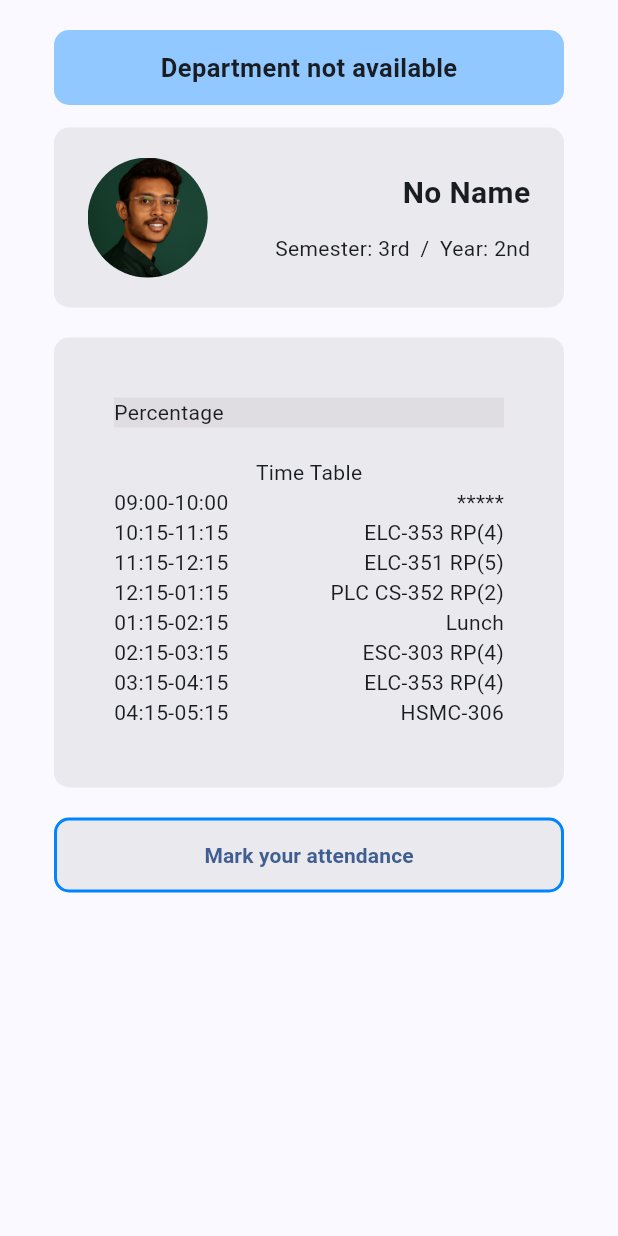
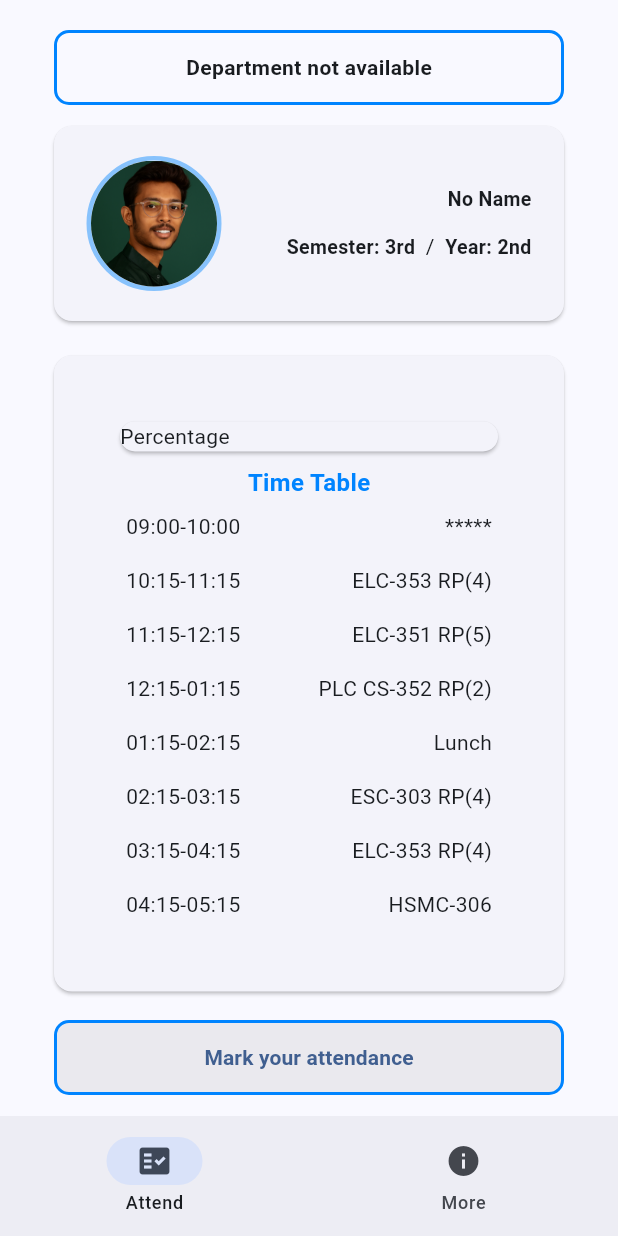
Before and after one commit to deev-narayan/Attendo_BBAU, a Flutter app: the Profile screen opened directly, on a phone screen of 412 x 824 dp. Run offline on Flutter 3.47's test engine with Material 3 defaults, Android fonts, the phone set to English and light mode, and no system bars; our stand-ins replace webview_flutter.

Commit message:
bottom navigation bar added

```diff
--- a/lib/data/notifires.dart
+++ b/lib/data/notifires.dart
@@ -3,5 +3,3 @@ import 'package:flutter/material.dart';
 ValueNotifier<String> nameNotifier = ValueNotifier("");
 ValueNotifier<String> departmentNotifier = ValueNotifier("");
 ValueNotifier<String> profileImageNotifier = ValueNotifier("");
-ValueNotifier<String> semesterNotifier = ValueNotifier("");
-ValueNotifier<String> yearNotifier = ValueNotifier("");
--- a/lib/pages/profile.dart
+++ b/lib/pages/profile.dart
@@ -38,6 +38,7 @@ class _ProfileState extends State<Profile> {
       body: SizedBox(
         height: double.infinity,
         width: double.infinity,
+        child: SingleChildScrollView(
           child: Column(
             mainAxisAlignment: MainAxisAlignment.start,
             crossAxisAlignment: CrossAxisAlignment.center,
@@ -51,14 +52,18 @@ class _ProfileState extends State<Profile> {
                     height: 50,
                     width: 340,
                     decoration: BoxDecoration(
-                    color: const Color.fromARGB(106, 0, 132, 255),
+                      border: Border.all(
+                        color: const Color.fromARGB(255, 0, 132, 255),
+                        width: 2,
+                      ),
+
                       borderRadius: BorderRadius.circular(10),
                     ),
                     child: Center(
                       child: Text(
                         dept.isNotEmpty ? dept : "Department not available",
                         style: const TextStyle(
-                        fontSize: 17,
+                          fontSize: 14,
                           fontWeight: FontWeight.w600,
                         ),
                       ),
@@ -71,15 +76,15 @@ class _ProfileState extends State<Profile> {
 
               // 🔹 Profile card
               Padding(
-              padding: const EdgeInsets.fromLTRB(20, 5, 20, 5),
+                padding: const EdgeInsets.fromLTRB(20, 0, 20, 5),
                 child: Stack(
                   children: [
-                  Container(
+                    Card(
+                      child: Container(
                         padding: const EdgeInsets.fromLTRB(0, 20, 0, 20),
                         width: 340,
                         decoration: BoxDecoration(
                           borderRadius: BorderRadius.circular(10),
-                      color: const Color.fromARGB(61, 187, 182, 182),
                         ),
                         child: Row(
                           mainAxisAlignment: MainAxisAlignment.spaceAround,
@@ -89,20 +94,35 @@ class _ProfileState extends State<Profile> {
                             ValueListenableBuilder<String>(
                               valueListenable: profileImageNotifier,
                               builder: (context, imgUrl, _) {
-                            return ClipRRect(
-                              borderRadius: BorderRadius.circular(100),
-                              child: imgUrl.isNotEmpty && imgUrl != "Not Found"
+                                return Container(
+                                  height: 90,
+                                  width: 90,
+                                  decoration: BoxDecoration(
+                                    shape: BoxShape.circle, // circular border
+                                    border: Border.all(
+                                      color: Color.fromARGB(113, 0, 132, 255), // border color
+                                      width: 3, // border width
+                                    ),
+                                  ),
+                                  child: ClipRRect(
+                                    borderRadius: BorderRadius.circular(
+                                      100,
+                                    ), // circular image
+                                    child:
+                                        imgUrl.isNotEmpty && imgUrl != "Not Found"
                                         ? Image.network(
                                             imgUrl,
-                                      height: 80,
-                                      width: 80,
+                                            height: 90,
+                                            width: 90,
                                             fit: BoxFit.cover,
+                                            colorBlendMode: BlendMode.colorBurn,
                                           )
                                         : Image.asset(
                                             'assets/images/prof.png',
-                                      height: 80,
-                                      width: 80,
+                                            height: 90,
+                                            width: 90,
                                             fit: BoxFit.cover,
+                                          ),
                                   ),
                                 );
                               },
@@ -118,7 +138,7 @@ class _ProfileState extends State<Profile> {
                                     return Text(
                                       name.isNotEmpty ? name : "No Name",
                                       style: const TextStyle(
-                                    fontSize: 20,
+                                        fontSize: 13,
                                         fontWeight: FontWeight.bold,
                                       ),
                                     );
@@ -127,11 +147,23 @@ class _ProfileState extends State<Profile> {
                                 const SizedBox(height: 12),
                                 Row(
                                   children: const [
-                                Text("Semester: 3rd"),
+                                    Text(
+                                      "Semester: 3rd",
+                                      style: TextStyle(
+                                        fontSize: 13,
+                                        fontWeight: FontWeight.w600,
+                                      ),
+                                    ),
                                     SizedBox(width: 7),
                                     Text("/"),
                                     SizedBox(width: 7),
-                                Text("Year: 2nd"),
+                                    Text(
+                                      "Year: 2nd",
+                                      style: TextStyle(
+                                        fontSize: 13,
+                                        fontWeight: FontWeight.w600,
+                                      ),
+                                    ),
                                   ],
                                 ),
                               ],
@@ -139,38 +171,44 @@ class _ProfileState extends State<Profile> {
                           ],
                         ),
                       ),
+                    ),
                   ],
                 ),
               ),
 
-            const SizedBox(height: 10),
+              const SizedBox(height: 5),
 
               // 🔹 Timetable + Percentage
               Padding(
                 padding: const EdgeInsets.fromLTRB(20, 5, 20, 5),
+                child: Card(
                   child: Container(
                     padding: const EdgeInsets.fromLTRB(40, 40, 40, 40),
                     width: 340,
-                decoration: BoxDecoration(
-                  borderRadius: BorderRadius.circular(10),
-                  color: const Color.fromARGB(61, 187, 182, 182),
-                ),
+
                     child: Center(
                       child: Column(
                         children: [
-                      Container(
+                          Card(
+                            child: Container(
                               height: 20,
                               width: 300,
-                        decoration: const BoxDecoration(
-                          color: Color.fromARGB(61, 187, 182, 182),
-                        ),
+
                               child: const Text("Percentage"),
                             ),
-                      const SizedBox(height: 20),
+                          ),
+                          const SizedBox(height: 5),
                           const SizedBox(
                             width: double.infinity,
                             child: Center(
-                          child: Text("Time Table"),
+                              child: Text(
+                                "Time Table",
+                                style: TextStyle(
+                                  color: Color.fromARGB(255, 0, 132, 255),
+                                  fontSize: 16,
+                                  fontWeight: FontWeight.w600,
+                                ),
+                              ),
                             ),
                           ),
                           if (timetable.isNotEmpty)
@@ -178,13 +216,17 @@ class _ProfileState extends State<Profile> {
                               shrinkWrap: true,
                               physics: const NeverScrollableScrollPhysics(),
                               children: timetable.entries.map<Widget>((entry) {
-                            return Row(
-                              mainAxisAlignment: MainAxisAlignment.spaceBetween,
+                                return Padding(
+                                  padding: const EdgeInsets.all(8.0),
+                                  child: Row(
+                                    mainAxisAlignment:
+                                        MainAxisAlignment.spaceBetween,
                                     crossAxisAlignment: CrossAxisAlignment.start,
                                     children: [
                                       Text(entry.key),
                                       Text("${entry.value}"),
                                     ],
+                                  ),
                                 );
                               }).toList(),
                             ),
@@ -193,8 +235,9 @@ class _ProfileState extends State<Profile> {
                     ),
                   ),
                 ),
+              ),
 
-            const SizedBox(height: 10),
+              const SizedBox(height: 5),
 
               // 🔹 Attendance Button
               Padding(
@@ -228,6 +271,11 @@ class _ProfileState extends State<Profile> {
             ],
           ),
         ),
+      ),
+      bottomNavigationBar: NavigationBar(destinations: [
+        NavigationDestination(icon: Icon(Icons.fact_check), label: "Attend"),
+        NavigationDestination(icon: Icon(Icons.info_sharp), label: "More"),
+      ]),
     );
   }
 }
```
Also changed, not shown: lib/pages/login_test.dart (+87 -69 lines). Lines whose indentation alone changed are shown as unchanged.
